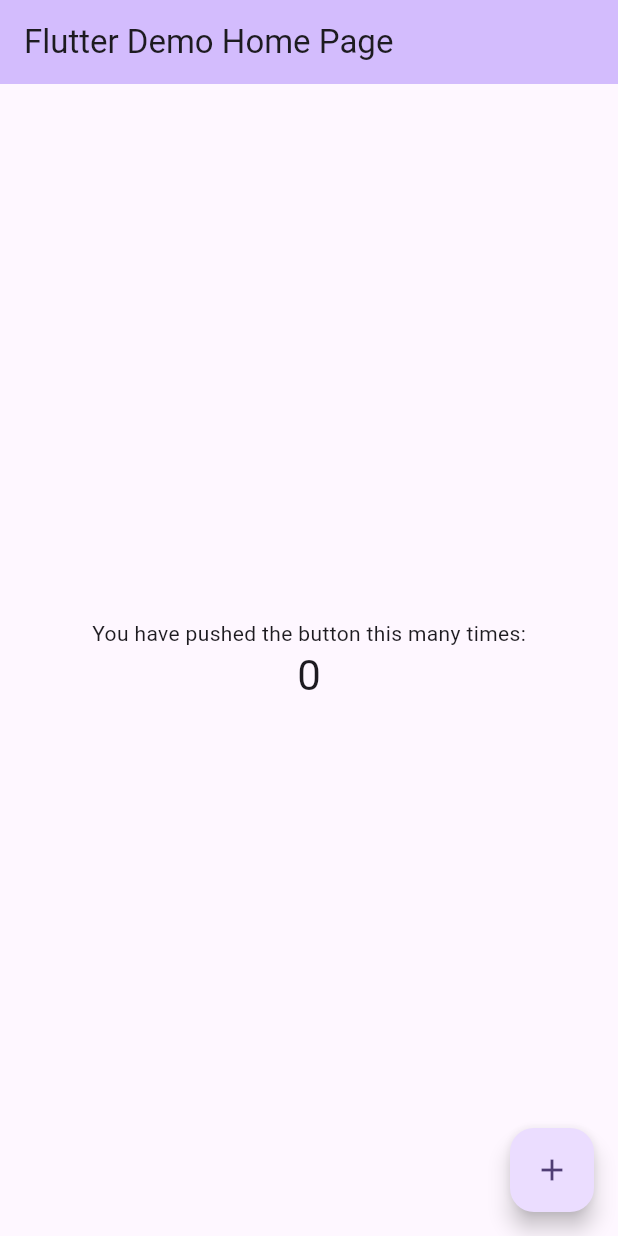
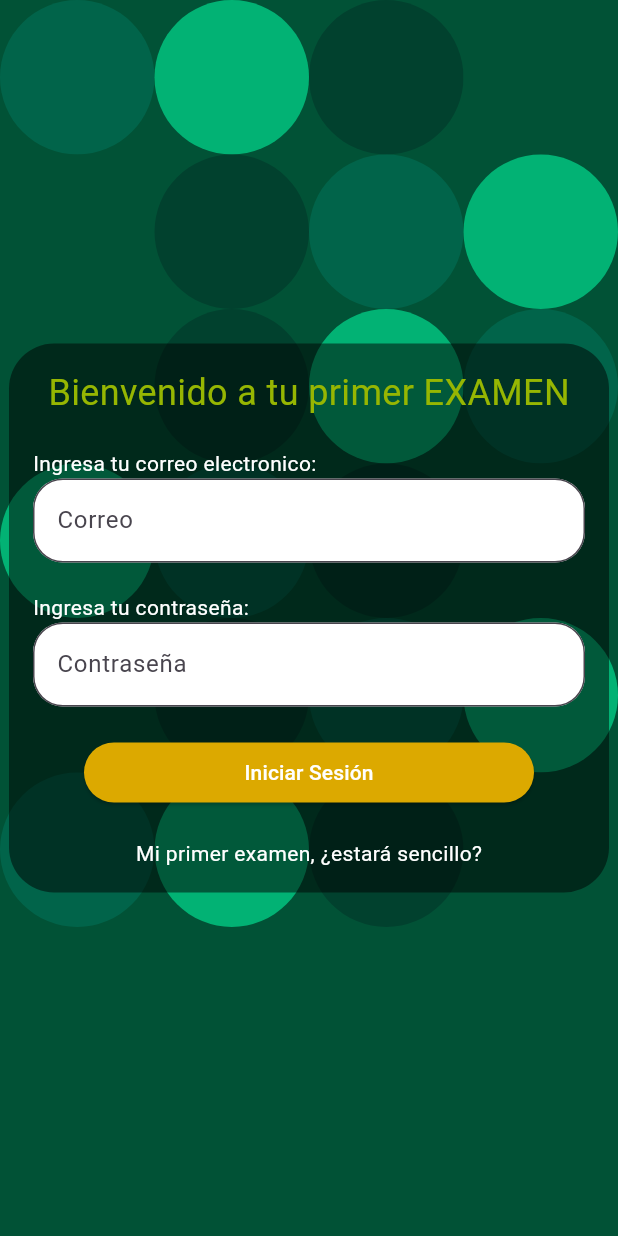
Before and after one commit to Fundamentos-Moviles/examen-i-MisakiCov, a Flutter app: the screen it shows after launch, on a phone screen of 412 x 824 dp. Run offline on Flutter 3.47's test engine with Material 3 defaults, Android fonts, the phone set to English and light mode, and no system bars.

Commit message:
Login Agregadom, Segundo Commit

```diff
--- /dev/null
+++ b/lib/home.dart
@@ -0,0 +1,15 @@
+import 'package:flutter/material.dart';
+
+class HomeScreen extends StatelessWidget {
+  @override
+  Widget build(BuildContext context) {
+    return Scaffold(
+      appBar: AppBar(
+        title: Text('Home'),
+      ),
+      body: Center(
+        child: Text('Bienvenido a la vista Home'),
+      ),
+    );
+  }
+}
--- /dev/null
+++ b/lib/login.dart
@@ -0,0 +1,178 @@
+// login.dart
+import 'package:flutter/material.dart';
+import 'utils/constantes.dart';
+import 'dart:math';
+import 'home.dart';
+
+class LoginScreen extends StatefulWidget {
+  @override
+  _LoginScreenState createState() => _LoginScreenState();
+}
+
+class _LoginScreenState extends State<LoginScreen> {
+
+  final TextEditingController _emailController = TextEditingController();
+  final TextEditingController _passwordController = TextEditingController();
+  String _errorMessage = '';
+
+  void _login(){
+    final email = _emailController.text;
+    final password = _passwordController.text;
+
+    setState(() {
+      if(email.isEmpty && password.isEmpty){
+        _errorMessage = 'Datos Incompletos';
+      } else if (email != 'test@correo.mx' && password != 'FDM2') {
+        _errorMessage = 'Correo y contraseña incorrectos';
+      } else if (email != 'test@correo.mx') {
+        _errorMessage = 'Correo incorrecto';
+      } else if (password != 'FDM2') {
+        _errorMessage = 'Contraseña incorrecta';
+      } else {
+        _errorMessage = '';
+        Navigator.push(
+          context,
+          MaterialPageRoute(builder: (context) => HomeScreen()),
+        );
+      }
+    });
+  }
+
+  @override
+  Widget build(BuildContext context) {
+    return Scaffold(
+      backgroundColor: fondo,
+      body: Stack(
+        children: [
+          // Cuadrados de colores al azar
+          Positioned.fill(
+            child: RandomColoredSquares(),
+          ),
+          Center(
+            child: Container(
+              width: 400.0,
+              padding: EdgeInsets.all(16.0),
+              decoration: BoxDecoration(
+                color: Colors.black.withOpacity(0.5),
+                borderRadius: BorderRadius.circular(30.0),
+              ),
+              child: Column(
+                mainAxisSize: MainAxisSize.min,
+                children: [
+                  Text(
+                    'Bienvenido a tu primer EXAMEN',
+                    style: TextStyle(color: titulos, fontSize: 24.0),
+                  ),
+                  const SizedBox(height: 20.0),
+                  Align(
+                    alignment: Alignment.centerLeft,
+                    child: const Text('Ingresa tu correo electronico:',
+                        style: TextStyle(
+                          color: Colors.white,
+                        )),
+                  ),
+                  TextField(
+                    controller: _emailController,
+                    decoration: InputDecoration(
+                      filled: true,
+                      fillColor: Colors.white,
+                      labelText: 'Correo',
+                      border:OutlineInputBorder(
+                        borderRadius:BorderRadius.circular(20),
+                        borderSide: const BorderSide(
+                          width: 1,
+                          style: BorderStyle.none
+                        )
+                      )
+                    ),
+                  ),
+                  const SizedBox(height: 20.0),
+                  Align(
+                    alignment: Alignment.centerLeft,
+                    child: const Text('Ingresa tu contraseña:',
+                    style: TextStyle(
+                      color: Colors.white,
+                    )),
+                  ),
+                  TextField(
+                    controller: _passwordController,
+                    decoration: InputDecoration(
+                      filled: true,
+                      fillColor: Colors.white,
+                      labelText: 'Contraseña',
+                      border: OutlineInputBorder(
+                        borderRadius: BorderRadius.circular(20),
+                        borderSide: const BorderSide(
+                          width: 1,
+                          style: BorderStyle.none
+                        )
+                      )
+                    ),
+                    obscureText: true,
+                  ),
+                  SizedBox(height: 20.0),
+                  if(_errorMessage.isNotEmpty)
+                    Text(
+                      _errorMessage,
+                      style: TextStyle(color: Colors.red),
+                    ),
+                  SizedBox(
+                    width: 300,
+                    child:
+                    ElevatedButton(
+                      onPressed: _login,
+                      style: ElevatedButton.styleFrom(
+                        backgroundColor: botones,
+                      ),
+                      child: Text('Iniciar Sesión',
+                        style:
+                        TextStyle(color: Colors.white),),
+                    ),
+                  ),
+                  SizedBox(height: 20.0),
+                  Text(
+                    'Mi primer examen, ¿estará sencillo?',
+                    style: TextStyle(color: Colors.white),
+                  ),
+                ],
+              ),
+            ),
+          ),
+        ],
+      ),
+    );
+  }
+}
+
+class RandomColoredSquares extends StatelessWidget {
+  @override
+  Widget build(BuildContext context) {
+    final random = Random();
+    final colors = [fondo, fondo2, fondo3, fondo4];
+    final int rows = 6;
+    final int columns = 4;
+
+    return GridView.builder(
+      gridDelegate: SliverGridDelegateWithFixedCrossAxisCount(
+        crossAxisCount: columns, // Número de columnas
+      ),
+      itemBuilder: (context, index) {
+        final row = index ~/ columns;
+        final column = index % columns;
+
+        // Generar una lista de colores aleatorios para cada fila
+        if (column == 0) {
+          colors.shuffle(random);
+        }
+
+        return Container(
+          decoration: BoxDecoration(
+            color: colors[column],
+            borderRadius: BorderRadius.circular(55.0),
+          ),
+        );
+      },
+      itemCount: rows * columns, // Número total de cuadrados
+    );
+  }
+}
--- a/lib/main.dart
+++ b/lib/main.dart
@@ -1,4 +1,5 @@
 import 'package:flutter/material.dart';
+import 'package:examen1_cqi/login.dart';
 
 void main() {
   runApp(const MyApp());
@@ -7,119 +8,16 @@
 class MyApp extends StatelessWidget {
   const MyApp({super.key});
 
-  // This widget is the root of your application.
   @override
   Widget build(BuildContext context) {
     return MaterialApp(
       title: 'Flutter Demo',
       theme: ThemeData(
-        // This is the theme of your application.
-        //
-        // TRY THIS: Try running your application with "flutter run". You'll see
-        // the application has a purple toolbar. Then, without quitting the app,
-        // try changing the seedColor in the colorScheme below to Colors.green
-        // and then invoke "hot reload" (save your changes or press the "hot
-        // reload" button in a Flutter-supported IDE, or press "r" if you used
-        // the command line to start the app).
-        //
-        // Notice that the counter didn't reset back to zero; the application
-        // state is not lost during the reload. To reset the state, use hot
-        // restart instead.
-        //
-        // This works for code too, not just values: Most code changes can be
-        // tested with just a hot reload.
+
         colorScheme: ColorScheme.fromSeed(seedColor: Colors.deepPurple),
         useMaterial3: true,
       ),
-      home: const MyHomePage(title: 'Flutter Demo Home Page'),
+      home: LoginScreen(),
     );
   }
 }
-
-class MyHomePage extends StatefulWidget {
-  const MyHomePage({super.key, required this.title});
-
-  // This widget is the home page of your application. It is stateful, meaning
-  // that it has a State object (defined below) that contains fields that affect
-  // how it looks.
-
-  // This class is the configuration for the state. It holds the values (in this
-  // case the title) provided by the parent (in this case the App widget) and
-  // used by the build method of the State. Fields in a Widget subclass are
-  // always marked "final".
-
-  final String title;
-
-  @override
-  State<MyHomePage> createState() => _MyHomePageState();
-}
-
-class _MyHomePageState extends State<MyHomePage> {
-  int _counter = 0;
-
-  void _incrementCounter() {
-    setState(() {
-      // This call to setState tells the Flutter framework that something has
-      // changed in this State, which causes it to rerun the build method below
-      // so that the display can reflect the updated values. If we changed
-      // _counter without calling setState(), then the build method would not be
-      // called again, and so nothing would appear to happen.
-      _counter++;
-    });
-  }
-
-  @override
-  Widget build(BuildContext context) {
-    // This method is rerun every time setState is called, for instance as done
-    // by the _incrementCounter method above.
-    //
-    // The Flutter framework has been optimized to make rerunning build methods
-    // fast, so that you can just rebuild anything that needs updating rather
-    // than having to individually change instances of widgets.
-    return Scaffold(
-      appBar: AppBar(
-        // TRY THIS: Try changing the color here to a specific color (to
-        // Colors.amber, perhaps?) and trigger a hot reload to see the AppBar
-        // change color while the other colors stay the same.
-        backgroundColor: Theme.of(context).colorScheme.inversePrimary,
-        // Here we take the value from the MyHomePage object that was created by
-        // the App.build method, and use it to set our appbar title.
-        title: Text(widget.title),
-      ),
-      body: Center(
-        // Center is a layout widget. It takes a single child and positions it
-        // in the middle of the parent.
-        child: Column(
-          // Column is also a layout widget. It takes a list of children and
-          // arranges them vertically. By default, it sizes itself to fit its
-          // children horizontally, and tries to be as tall as its parent.
-          //
-          // Column has various properties to control how it sizes itself and
-          // how it positions its children. Here we use mainAxisAlignment to
-          // center the children vertically; the main axis here is the vertical
-          // axis because Columns are vertical (the cross axis would be
-          // horizontal).
-          //
-          // TRY THIS: Invoke "debug painting" (choose the "Toggle Debug Paint"
-          // action in the IDE, or press "p" in the console), to see the
-          // wireframe for each widget.
-          mainAxisAlignment: MainAxisAlignment.center,
-          children: <Widget>[
-            const Text(
-              'You have pushed the button this many times:',
-            ),
-            Text(
-              '$_counter',
-              style: Theme.of(context).textTheme.headlineMedium,
-            ),
-          ],
-        ),
-      ),
-      floatingActionButton: FloatingActionButton(
-        onPressed: _incrementCounter,
-        tooltip: 'Increment',
-        child: const Icon(Icons.add),
-      ), // This trailing comma makes auto-formatting nicer for build methods.
-    );
-  }
-}
--- /dev/null
+++ b/lib/utils/constantes.dart
@@ -0,0 +1,25 @@
+// constantes.dart
+import 'package:flutter/material.dart';
+
+const Color fondo = Color(0xff015236);
+const Color fondo2 = Color(0xff01644a);
+const Color fondo3 = Color(0xff01412e);
+const Color fondo4 = Color(0xff02b274);
+const titulos = Color(0xff96b602);
+const botones = Color(0xffdca900);
+const efectos = Color(0xff919b02);
+
+const List Lista = [
+  '3#15#12#Enero#María#López#Amantedelamúsica#7',
+  '4#22#8#Febrero#Juan#Pérez#Aficionadoalcine#9',
+  '5#30#19#Marzo#Ana#García#Entusiastadeldeporte#6',
+  '6#17#25#Abril#Carlos#Martínez#Fanáticodelatecnología#8',
+  '7#5#14#Mayo#Laura#Rodríguez#Apasionadaporlalectura#4',
+  '8#11#21#Junio#Pedro#Sánchez#Amantedelosanimales#3',
+  '9#28#9#Julio#Sofía#Fernández#Cocineraexperta#10',
+  '10#3#18#Agosto#Luis#Ramírez#Viajeroincansable#2',
+  '11#19#7#Septiembre#Elena#Torres#Fotógrafaaficionada#5',
+  '12#6#13#Octubre#Miguel#Gómez#Jardineroapasionado#1',
+  '13#24#22#Noviembre#Isabel#Díaz#Artistacreativa#6',
+  '14#10#30#Diciembre#Roberto#Morales#Amantedelcine#4',
+];
```
